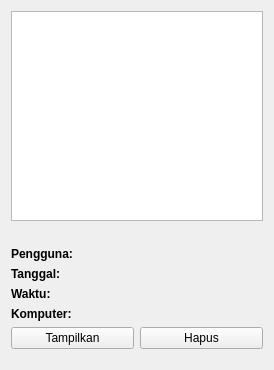
Above: master/src/ScreenshotManagementPanel.ui from rudihartono7/veyon before the change. Below: the same form after it.
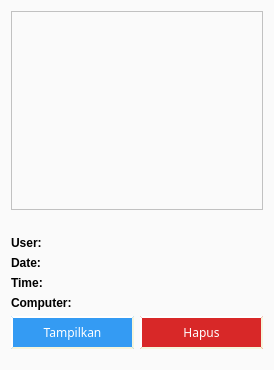
That is the form after the change. Icons and pictures are not drawn.

What changed in the file:
```diff
--- a/master/src/ScreenshotManagementPanel.ui
+++ b/master/src/ScreenshotManagementPanel.ui
@@ -10,6 +10,10 @@
     <height>370</height>
    </rect>
   </property>
+  <property name="styleSheet">
+   <string notr="true">background-color: #FAFAFA;
+color: black;</string>
+  </property>
   <layout class="QVBoxLayout" name="verticalLayout">
    <item>
     <widget class="QListView" name="list">
@@ -40,7 +44,11 @@
    <item>
     <layout class="QGridLayout" name="_2" columnstretch="0,1">
      <item row="1" column="1">
-      <widget class="QLabel" name="dateLbl"/>
+      <widget class="QLabel" name="dateLbl">
+       <property name="styleSheet">
+        <string notr="true">background-color: #FAFAFA;</string>
+       </property>
+      </widget>
      </item>
      <item row="0" column="0">
       <widget class="QLabel" name="userDescLbl">
@@ -49,16 +57,27 @@
          <bold>true</bold>
         </font>
        </property>
+       <property name="styleSheet">
+        <string notr="true">background-color: #FAFAFA;</string>
+       </property>
        <property name="text">
-        <string>Pengguna:</string>
+        <string>User:</string>
        </property>
       </widget>
      </item>
      <item row="0" column="1">
-      <widget class="QLabel" name="userLbl"/>
+      <widget class="QLabel" name="userLbl">
+       <property name="styleSheet">
+        <string notr="true">background-color: #FAFAFA;</string>
+       </property>
+      </widget>
      </item>
      <item row="2" column="1">
-      <widget class="QLabel" name="timeLbl"/>
+      <widget class="QLabel" name="timeLbl">
+       <property name="styleSheet">
+        <string notr="true">background-color: #FAFAFA;</string>
+       </property>
+      </widget>
      </item>
      <item row="3" column="0">
       <widget class="QLabel" name="hostDescLbl">
@@ -67,8 +86,11 @@
          <bold>true</bold>
         </font>
        </property>
+       <property name="styleSheet">
+        <string notr="true">background-color: #FAFAFA;</string>
+       </property>
        <property name="text">
-        <string>Komputer:</string>
+        <string>Computer:</string>
        </property>
       </widget>
      </item>
@@ -79,13 +101,20 @@
          <bold>true</bold>
         </font>
        </property>
+       <property name="styleSheet">
+        <string notr="true">background-color: #FAFAFA;</string>
+       </property>
        <property name="text">
-        <string>Tanggal:</string>
+        <string>Date:</string>
        </property>
       </widget>
      </item>
      <item row="3" column="1">
-      <widget class="QLabel" name="hostLbl"/>
+      <widget class="QLabel" name="hostLbl">
+       <property name="styleSheet">
+        <string notr="true">background-color: #FAFAFA;</string>
+       </property>
+      </widget>
      </item>
      <item row="2" column="0">
       <widget class="QLabel" name="timeDescLbl">
@@ -94,8 +123,11 @@
          <bold>true</bold>
         </font>
        </property>
+       <property name="styleSheet">
+        <string notr="true">background-color: #FAFAFA;</string>
+       </property>
        <property name="text">
-        <string>Waktu:</string>
+        <string>Time:</string>
        </property>
       </widget>
      </item>
@@ -105,6 +137,16 @@
     <layout class="QHBoxLayout" name="horizontalLayout">
      <item>
       <widget class="QPushButton" name="showBtn">
+       <property name="styleSheet">
+        <string notr="true">color: white;
+background-color: rgb(52, 155, 243);
+    border-style: outset;
+    border-width: 2px;
+    border-radius: 0px;
+    border-color: beige;
+    font: reguler 14px;
+    padding: 6px;</string>
+       </property>
        <property name="text">
         <string>Tampilkan</string>
        </property>
@@ -116,6 +158,16 @@
      </item>
      <item>
       <widget class="QPushButton" name="deleteBtn">
+       <property name="styleSheet">
+        <string notr="true">color: white;
+background-color: #D82828;
+    border-style: outset;
+    border-width: 2px;
+    border-radius: 0px;
+    border-color: beige;
+    font: reguler 14px;
+    padding: 6px;</string>
+       </property>
        <property name="text">
         <string>Hapus</string>
        </property>
```
